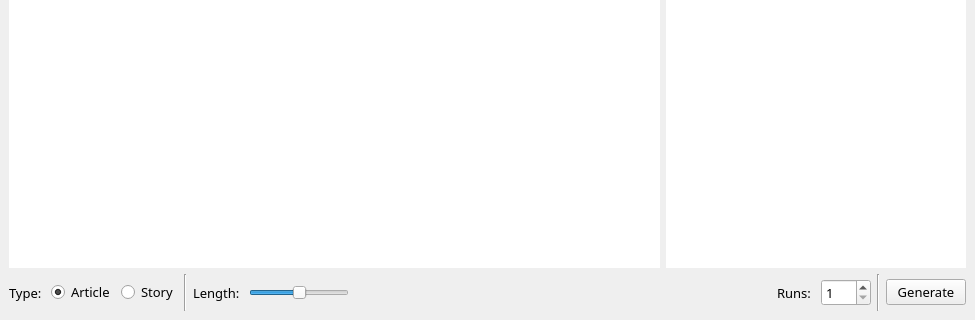
Qt form design.ui (daijro/EssayGen) before a commit; both pictures show x 0 to 975 and y 303 to 623 of the 975 by 623 pixel window.
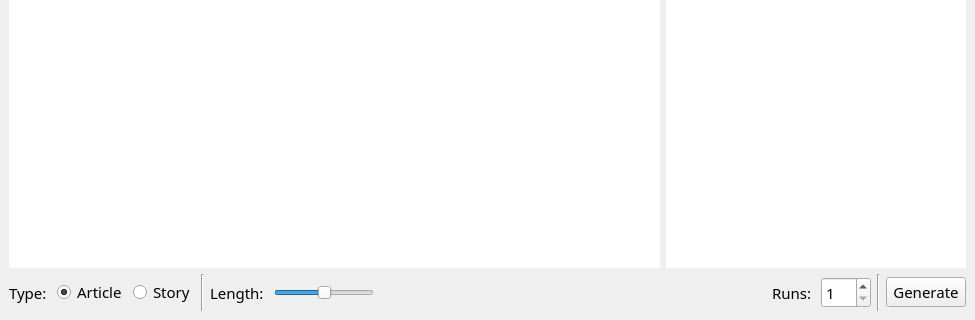
The same form after that commit.

```diff
--- a/design.ui
+++ b/design.ui
@@ -20,6 +20,12 @@
    <string>EssayGen v1.1.0</string>
   </property>
   <widget class="QWidget" name="centralwidget">
+   <property name="font">
+    <font>
+     <family>Poppins</family>
+     <pointsize>11</pointsize>
+    </font>
+   </property>
    <layout class="QGridLayout" name="gridLayout">
     <property name="leftMargin">
      <number>9</number>
```
